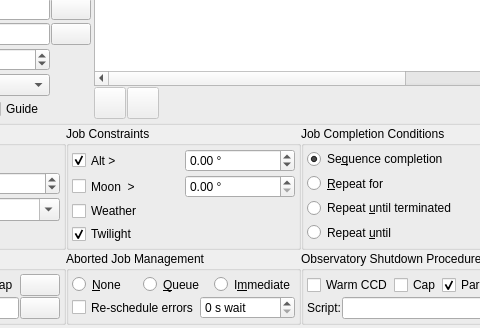
Old version of the form kstars-astropi/kstars/ekos/scheduler/scheduler.ui in the repository Andre87osx/AstroPi-system; both pictures show x 259 to 739 and y 104 to 432 of the 925 by 432 pixel window.
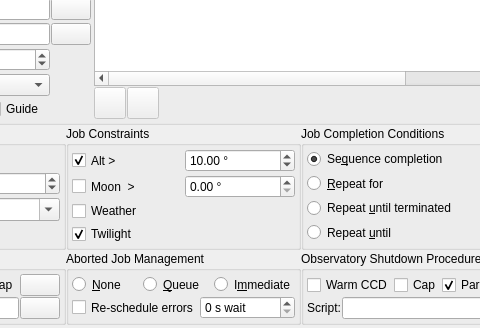
New version of the form. Icons and pictures are not drawn. Custom widgets are drawn as their Qt base class.

Commit message:
Correct minAlt in schedular
END 3.5.3

```diff
--- a/kstars-astropi/kstars/ekos/scheduler/scheduler.ui
+++ b/kstars-astropi/kstars/ekos/scheduler/scheduler.ui
@@ -1628,13 +1628,13 @@
              <string> °</string>
             </property>
             <property name="minimum">
-             <double>-15.000000000000000</double>
+             <double>00.000000000000000</double>
             </property>
             <property name="maximum">
              <double>89.900000000000006</double>
             </property>
             <property name="value">
-             <number>10.000000000000000</number>
+             <double>10.000000000000000</double>
             </property>
            </widget>
           </item>
```
The commit also changes 1 other file.
